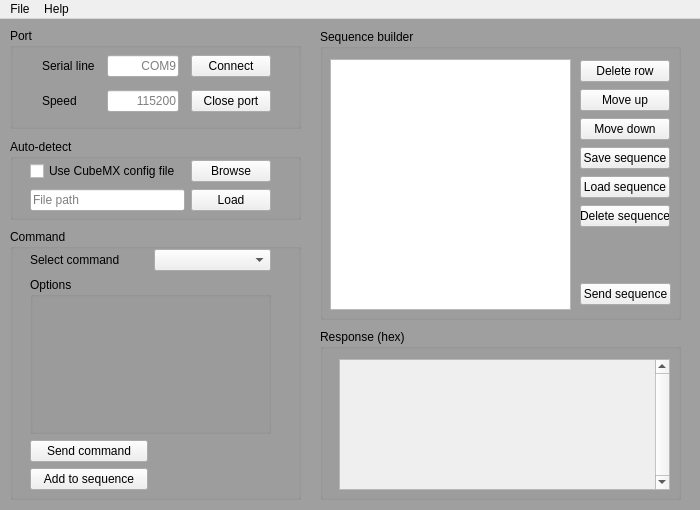
First picture: the form in pyQt/stm_gui.ui, repository AdamStork/dipterv, before the edit.
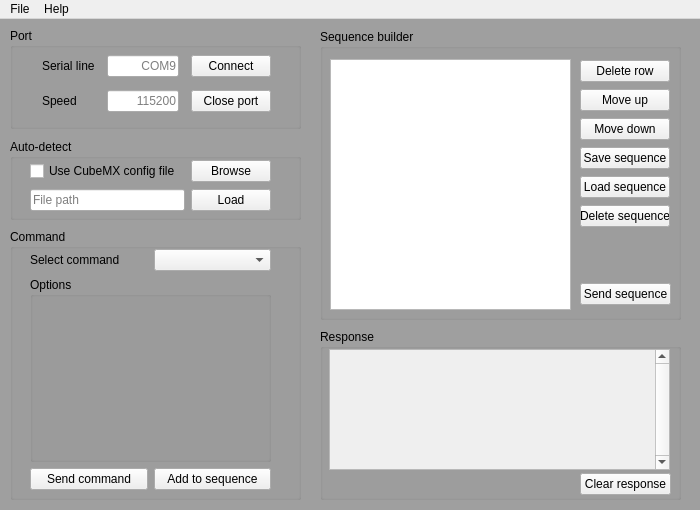
Second picture: the form after the edit.

Commit message: GUI update + clear response

```diff
--- a/pyQt/stm_gui.ui
+++ b/pyQt/stm_gui.ui
@@ -181,13 +181,6 @@
       </rect>
      </property>
      <layout class="QGridLayout" name="cmd_layout">
-      <item row="3" column="0">
-       <widget class="QPushButton" name="sequence_add_button">
-        <property name="text">
-         <string>Add to sequence</string>
-        </property>
-       </widget>
-      </item>
       <item row="0" column="0">
        <widget class="QLabel" name="select_cmd_label">
         <property name="text">
@@ -235,13 +228,20 @@
            <x>10</x>
            <y>20</y>
            <width>211</width>
-           <height>131</height>
+           <height>151</height>
           </rect>
          </property>
          <layout class="QGridLayout" name="options_layout"/>
         </widget>
        </widget>
       </item>
+      <item row="2" column="1">
+       <widget class="QPushButton" name="sequence_add_button">
+        <property name="text">
+         <string>Add to sequence</string>
+        </property>
+       </widget>
+      </item>
      </layout>
     </widget>
    </widget>
@@ -255,15 +255,15 @@
      </rect>
     </property>
     <property name="title">
-     <string>Response (hex)</string>
+     <string>Response</string>
     </property>
     <widget class="QScrollArea" name="scrollArea">
      <property name="geometry">
       <rect>
-       <x>19</x>
-       <y>30</y>
-       <width>331</width>
-       <height>131</height>
+       <x>9</x>
+       <y>20</y>
+       <width>341</width>
+       <height>121</height>
       </rect>
      </property>
      <property name="verticalScrollBarPolicy">
@@ -280,8 +280,8 @@
        <rect>
         <x>0</x>
         <y>0</y>
-        <width>312</width>
-        <height>129</height>
+        <width>322</width>
+        <height>119</height>
        </rect>
       </property>
       <widget class="QWidget" name="verticalLayoutWidget">
@@ -289,8 +289,8 @@
         <rect>
          <x>10</x>
          <y>9</y>
-         <width>291</width>
-         <height>111</height>
+         <width>311</width>
+         <height>101</height>
         </rect>
        </property>
        <layout class="QVBoxLayout" name="scroll_layout">
@@ -301,6 +301,25 @@
       </widget>
      </widget>
     </widget>
+    <widget class="QWidget" name="verticalLayoutWidget_5">
+     <property name="geometry">
+      <rect>
+       <x>260</x>
+       <y>140</y>
+       <width>91</width>
+       <height>31</height>
+      </rect>
+     </property>
+     <layout class="QVBoxLayout" name="clear_button_layout">
+      <item>
+       <widget class="QPushButton" name="clear_button">
+        <property name="text">
+         <string>Clear response</string>
+        </property>
+       </widget>
+      </item>
+     </layout>
+    </widget>
    </widget>
    <widget class="QGroupBox" name="config_GB">
     <property name="geometry">
```
The commit also changes 1 other file.
